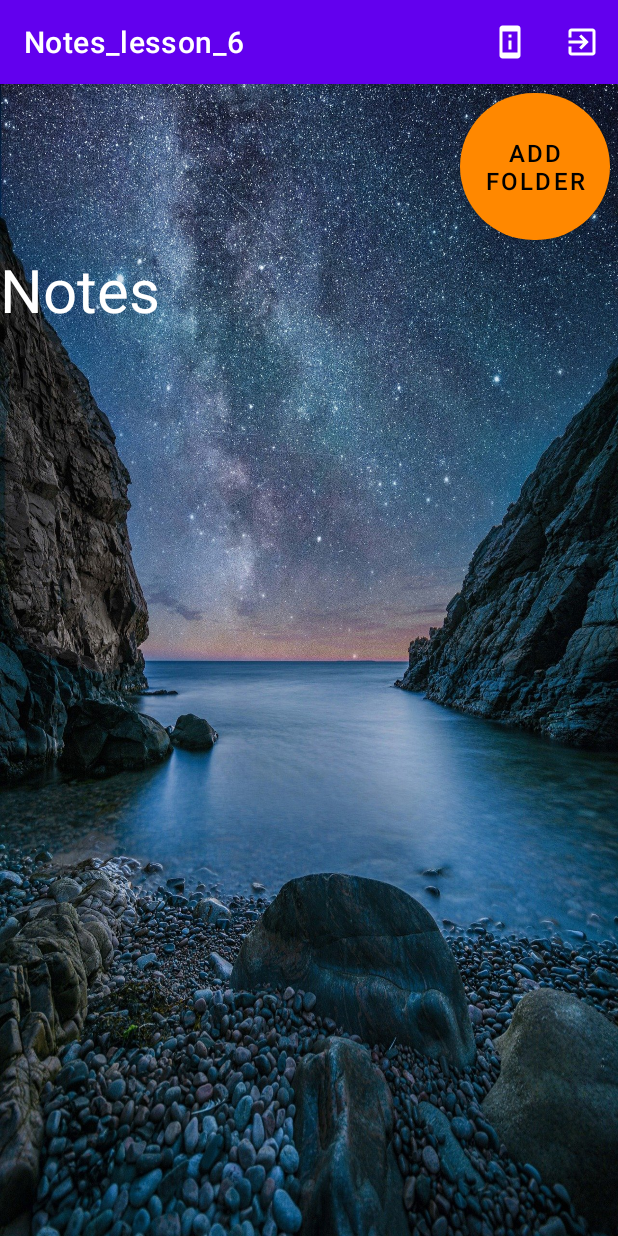
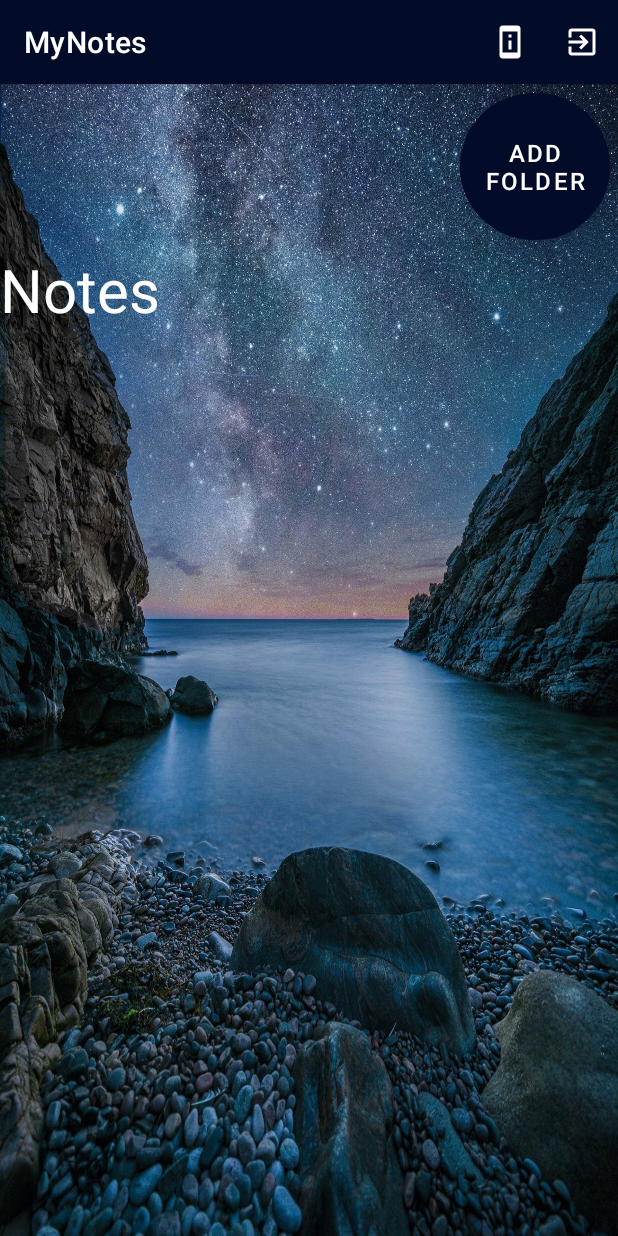
Before and after one commit to Nikita0093/Notes_lesson_6, an Android app: the screen it shows after launch (MainActivity), on a phone screen of 412 x 824 dp. Run offline under Robolectric (Android 15) with nearby library versions, the phone set to English and light mode, and no system bars.

Commit message:
Урок 8 - Добавили toolbar, закончили урок

```diff
--- a/app/src/main/java/com/example/notes_lesson_6/MainActivity.java
+++ b/app/src/main/java/com/example/notes_lesson_6/MainActivity.java
@@ -2,6 +2,7 @@ package com.example.notes_lesson_6;
 
 import androidx.annotation.NonNull;
 import androidx.appcompat.app.AppCompatActivity;
+import androidx.appcompat.widget.Toolbar;
 import androidx.fragment.app.Fragment;
 
 import android.os.Bundle;
@@ -19,6 +20,9 @@ public class MainActivity extends AppCompatActivity {
             NotesFolders notes_folders = NotesFolders.newInstance();
             getSupportFragmentManager().beginTransaction().replace(R.id.Names, notes_folders).commit();
         }
+        Toolbar toolbar = findViewById(R.id.Toolbar);
+        setSupportActionBar(toolbar);
+
     }
 
     @Override
--- a/app/src/main/java/com/example/notes_lesson_6/NotesFolders.java
+++ b/app/src/main/java/com/example/notes_lesson_6/NotesFolders.java
@@ -55,6 +55,24 @@ public class NotesFolders extends Fragment {
             textView.setTextSize(40f);
             textView.setTextColor(getResources().getColor(R.color.white));
             view.addView(textView);
+            popupMenuFolder(textView);
+            final int finalA = b;
+            textView.setOnClickListener(new View.OnClickListener() {
+                @Override
+                public void onClick(View view) {
+                    currentFolder = new Notes(finalA);
+                    if (getResources().getConfiguration().orientation == Configuration.ORIENTATION_LANDSCAPE) {
+                        showLand();
+
+                    } else {
+                        showPortrait();
+                    }
+                }
+            });
+        }
+    }
+
+    private void popupMenuFolder(TextView textView) {
         textView.setOnLongClickListener(new View.OnLongClickListener() {
             @Override
             public boolean onLongClick(View view) {
@@ -85,20 +103,6 @@ public class NotesFolders extends Fragment {
                 return false;
             }
         });
-            final int finalA = b;
-            textView.setOnClickListener(new View.OnClickListener() {
-                @Override
-                public void onClick(View view) {
-                    currentFolder = new Notes(finalA);
-                    if (getResources().getConfiguration().orientation == Configuration.ORIENTATION_LANDSCAPE) {
-                        showLand();
-
-                    } else {
-                        showPortrait();
-                    }
-                }
-            });
-        }
     }
 
     private void showPortrait() {
--- a/app/src/main/res/drawable/ic_about.xml
+++ b/app/src/main/res/drawable/ic_about.xml
@@ -3,7 +3,7 @@
     android:height="24dp"
     android:viewportWidth="24"
     android:viewportHeight="24"
-    android:tint="?attr/colorControlNormal">
+    android:tint="@color/white">
   <path
       android:fillColor="@android:color/white"
       android:pathData="M13,7h-2v2h2L13,7zM13,11h-2v6h2v-6zM17,1.01L7,1c-1.1,0 -2,0.9 -2,2v18c0,1.1 0.9,2 2,2h10c1.1,0 2,-0.9 2,-2L19,3c0,-1.1 -0.9,-1.99 -2,-1.99zM17,19L7,19L7,5h10v14z"/>
--- a/app/src/main/res/drawable/ic_exit.xml
+++ b/app/src/main/res/drawable/ic_exit.xml
@@ -3,7 +3,7 @@
     android:height="24dp"
     android:viewportWidth="24"
     android:viewportHeight="24"
-    android:tint="?attr/colorControlNormal">
+    android:tint="@color/white">
   <path
       android:fillColor="@android:color/white"
       android:pathData="M10.09,15.59L11.5,17l5,-5 -5,-5 -1.41,1.41L12.67,11H3v2h9.67l-2.58,2.59zM19,3H5c-1.11,0 -2,0.9 -2,2v4h2V5h14v14H5v-4H3v4c0,1.1 0.89,2 2,2h14c1.1,0 2,-0.9 2,-2V5c0,-1.1 -0.9,-2 -2,-2z"/>
--- a/app/src/main/res/layout-land/activity_main.xml
+++ b/app/src/main/res/layout-land/activity_main.xml
@@ -1,15 +1,33 @@
 <?xml version="1.0" encoding="utf-8"?>
-<LinearLayout xmlns:android="http://schemas.android.com/apk/res/android"
+<FrameLayout xmlns:android="http://schemas.android.com/apk/res/android"
+    xmlns:app="http://schemas.android.com/apk/res-auto"
     xmlns:tools="http://schemas.android.com/tools"
     android:layout_width="match_parent"
     android:layout_height="match_parent"
     android:background="@drawable/hike"
+    android:orientation="horizontal"
     tools:context=".MainActivity">
+
+    <androidx.appcompat.widget.Toolbar
+        android:id="@+id/Toolbar"
+        android:layout_width="match_parent"
+        android:layout_height="?actionBarSize"
+        android:background="@color/Toolbar"
+        app:title="MyNotes"
+        app:titleTextColor="@color/white">
+
+    </androidx.appcompat.widget.Toolbar>
+
+    <LinearLayout
+        android:layout_width="match_parent"
+        android:layout_height="match_parent">
+
 
         <FrameLayout
             android:id="@+id/Names"
             android:layout_width="0dp"
             android:layout_height="match_parent"
+            android:layout_marginTop="55sp"
             android:layout_weight="1">
 
         </FrameLayout>
@@ -18,8 +36,12 @@
             android:id="@+id/Description"
             android:layout_width="0dp"
             android:layout_height="match_parent"
+            android:layout_marginTop="55sp"
             android:layout_weight="1">
 
         </FrameLayout>
 
     </LinearLayout>
+
+
+</FrameLayout>
--- a/app/src/main/res/layout/activity_main.xml
+++ b/app/src/main/res/layout/activity_main.xml
@@ -7,6 +7,22 @@
     android:background="@drawable/sweden"
     android:orientation="vertical"
     tools:context=".MainActivity">
+
+    <com.google.android.material.appbar.AppBarLayout
+        android:layout_width="match_parent"
+        android:layout_height="wrap_content">
+
+        <androidx.appcompat.widget.Toolbar
+            android:id="@+id/Toolbar"
+            android:layout_width="match_parent"
+            android:layout_height="?actionBarSize"
+            android:background="@color/Toolbar"
+            app:title="MyNotes"
+            app:titleTextColor="@color/white">
+
+        </androidx.appcompat.widget.Toolbar>
+    </com.google.android.material.appbar.AppBarLayout>
+
 
     <LinearLayout
         android:id="@+id/Names"
--- a/app/src/main/res/layout/fragment_notes_folders.xml
+++ b/app/src/main/res/layout/fragment_notes_folders.xml
@@ -14,9 +14,9 @@
         android:layout_marginEnd="5sp"
         android:gravity="center"
         android:text="ADD Folder"
-        android:textColor="@color/black"
+        android:textColor="@color/white"
         android:textSize="16sp"
-        app:backgroundTint="@android:color/holo_orange_dark"
+        app:backgroundTint="@color/Toolbar"
         app:cornerRadius="90sp">
 
     </com.google.android.material.button.MaterialButton>
--- a/app/src/main/res/layout/fragment_notes_names.xml
+++ b/app/src/main/res/layout/fragment_notes_names.xml
@@ -14,9 +14,9 @@
         android:layout_marginEnd="5sp"
         android:gravity="center"
         android:text="ADD Note"
-        android:textColor="@color/black"
+        android:textColor="@color/white"
         android:textSize="16sp"
-        app:backgroundTint="@android:color/holo_orange_dark"
+        app:backgroundTint="@color/Toolbar"
         app:cornerRadius="90sp">
 
     </com.google.android.material.button.MaterialButton>
--- a/app/src/main/res/values-night/themes.xml
+++ b/app/src/main/res/values-night/themes.xml
@@ -1,6 +1,6 @@
 <resources xmlns:tools="http://schemas.android.com/tools">
     <!-- Base application theme. -->
-    <style name="Theme.Notes_lesson_6" parent="Theme.MaterialComponents.DayNight.DarkActionBar">
+    <style name="Theme.Notes_lesson_6" parent="Theme.MaterialComponents.DayNight.NoActionBar">
         <!-- Primary brand color. -->
         <item name="colorPrimary">@color/purple_200</item>
         <item name="colorPrimaryVariant">@color/purple_700</item>
--- a/app/src/main/res/values/colors.xml
+++ b/app/src/main/res/values/colors.xml
@@ -7,5 +7,7 @@
     <color name="teal_700">#FF018786</color>
     <color name="black">#FF000000</color>
     <color name="white">#FFFFFFFF</color>
-    <color name="buttonText">@android:color/holo_orange_light</color>
+    <color name="buttonText">#E4A21E</color>
+    <color name="Toolbar">#020B27</color>
+
 </resources>
--- a/app/src/main/res/values/themes.xml
+++ b/app/src/main/res/values/themes.xml
@@ -1,6 +1,6 @@
 <resources xmlns:tools="http://schemas.android.com/tools">
     <!-- Base application theme. -->
-    <style name="Theme.Notes_lesson_6" parent="Theme.MaterialComponents.DayNight.DarkActionBar">
+    <style name="Theme.Notes_lesson_6" parent="Theme.MaterialComponents.DayNight.NoActionBar">
         <!-- Primary brand color. -->
         <item name="colorPrimary">@color/purple_500</item>
         <item name="colorPrimaryVariant">@color/purple_700</item>
```
Lines whose indentation alone changed are shown as unchanged.
